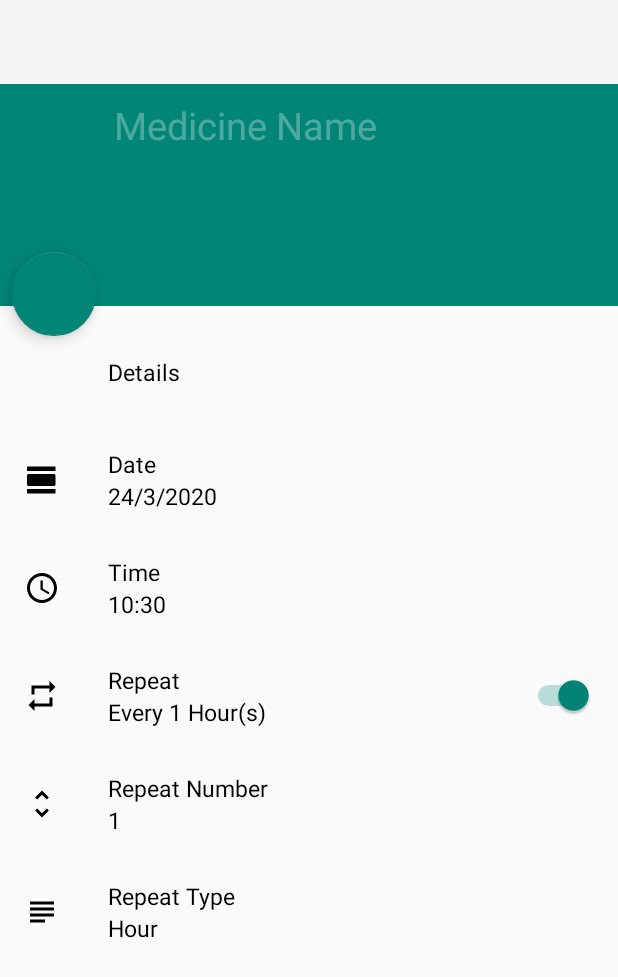
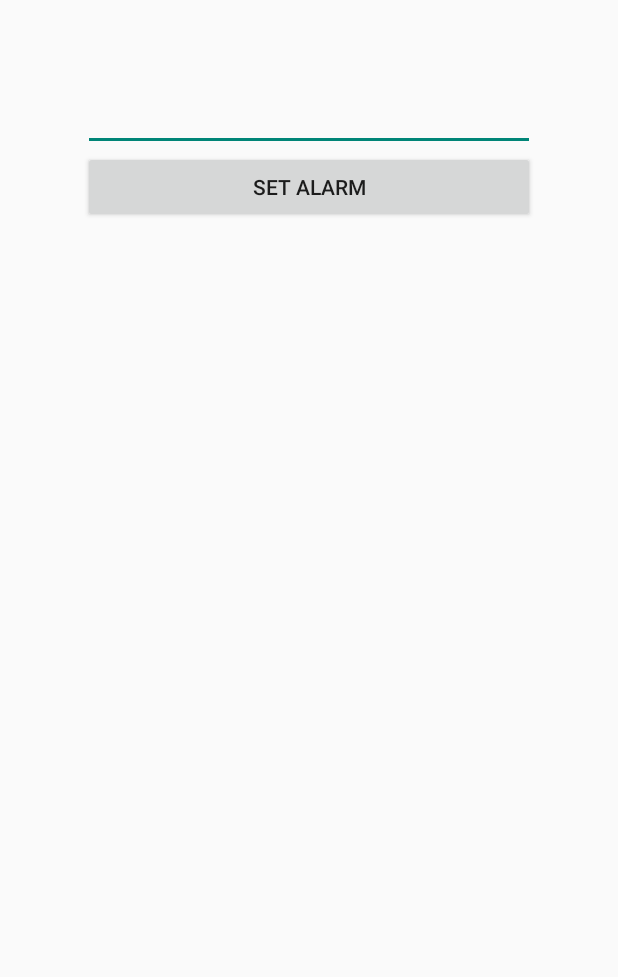
Before and after one commit to RahulDhiman9580/MEDHELP, an Android app: the ReminderFragment screen opened through its navigation route, after a tap on an icon or button, on a phone screen of 412 x 824 dp. Shown: the top 977 px of the screen. Run offline under Robolectric (Android 15) with nearby library versions, the phone set to English and light mode, and no system bars; our stand-ins replace Firebase (no records; nobody signed in at launch, a user with empty details on screens opened directly), navigation-ui.

Commit message:
alarm or seconds

```diff
--- a/app/src/main/java/com/example/medhelp/Login.java
+++ b/app/src/main/java/com/example/medhelp/Login.java
@@ -53,6 +53,7 @@ public class Login extends AppCompatActivity {
             public void onClick(View v) {
                 String email = emailid.getText().toString();
                 String pass = password.getText().toString();
+                startActivity(new Intent(Login.this, MainActivity.class));
                 if (email.isEmpty()) {
                     emailid.setError("Please Enter The Email");
                     emailid.requestFocus();
--- /dev/null
+++ b/app/src/main/java/com/example/medhelp/ui/reminder/AddReminder.java
@@ -0,0 +1,46 @@
+package com.example.medhelp.ui.reminder;
+
+import android.app.AlarmManager;
+import android.app.PendingIntent;
+import android.content.Intent;
+import android.os.Bundle;
+import android.view.View;
+import android.widget.Button;
+import android.widget.EditText;
+import android.widget.Toast;
+
+import androidx.annotation.Nullable;
+import androidx.appcompat.app.AppCompatActivity;
+
+import com.example.medhelp.R;
+import com.example.medhelp.ui.alarm.Alarm;
+
+public class AddReminder extends AppCompatActivity {
+    EditText timeEditText;
+    Button setAlarmButton;
+    String time;
+
+    @Override
+    protected void onCreate(@Nullable Bundle savedInstanceState) {
+        super.onCreate(savedInstanceState);
+        setContentView(R.layout.add_reminder);
+
+        timeEditText = (EditText) findViewById(R.id.time);
+        setAlarmButton = (Button) findViewById(R.id.set_alarm);
+
+        setAlarmButton.setOnClickListener(new View.OnClickListener() {
+            @Override
+            public void onClick(View v) {
+                time = timeEditText.getText().toString();
+
+                Intent intent = new Intent(getApplicationContext(), Alarm.class);
+                PendingIntent pendingIntent = PendingIntent.getBroadcast(getApplicationContext(), 234, intent, 0);
+                AlarmManager alarmManager = (AlarmManager) getSystemService(ALARM_SERVICE);
+                alarmManager.set(AlarmManager.RTC_WAKEUP, System.currentTimeMillis() + (Integer.parseInt(time) * 1000), pendingIntent);
+                Toast.makeText(getApplicationContext(), "Alarm set to after " + time + " seconds", Toast.LENGTH_LONG).show();
+
+            }
+        });
+
+    }
+}
--- a/app/src/main/java/com/example/medhelp/ui/reminder/ReminderFragment.java
+++ b/app/src/main/java/com/example/medhelp/ui/reminder/ReminderFragment.java
@@ -88,7 +88,7 @@ public class ReminderFragment extends Fragment  {
         mAddReminderButton.setOnClickListener(new View.OnClickListener() {
             @Override
             public void onClick(View v) {
-                Intent intent = new Intent(v.getContext(), AddReminderActivity.class);
+                Intent intent = new Intent(v.getContext(), AddReminder.class);
                 startActivity(intent);
             }
         });
--- /dev/null
+++ b/app/src/main/res/layout/add_reminder.xml
@@ -0,0 +1,19 @@
+<?xml version="1.0" encoding="utf-8"?>
+<LinearLayout xmlns:android="http://schemas.android.com/apk/res/android"
+    android:layout_width="match_parent"
+    android:layout_height="match_parent"
+    android:layout_margin="55dp"
+    android:orientation="vertical">
+
+    <EditText
+        android:id="@+id/time"
+        android:layout_width="match_parent"
+        android:layout_height="wrap_content"/>
+
+    <Button
+        android:id="@+id/set_alarm"
+        android:layout_width="match_parent"
+        android:layout_height="wrap_content"
+        android:text="SET Alarm"/>
+
+</LinearLayout>
```
Also changed, not shown: app/src/main/AndroidManifest.xml (+14 -12 lines), app/src/main/java/com/example/medhelp/ui/alarm/Alarm.java (added, +20 -0 lines), 1 other file.
